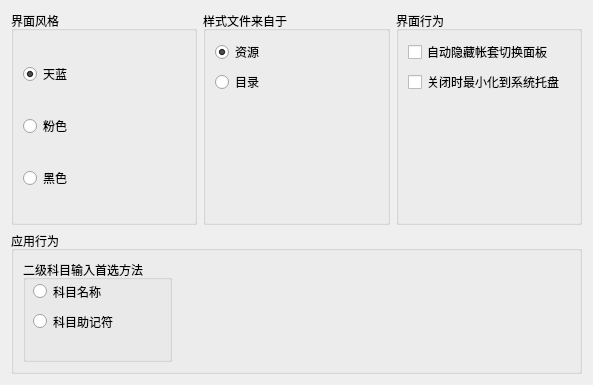
First picture: the form in forms/appcommcfgpanel.ui, repository wangkungit5905/PzAssistant, before the edit.
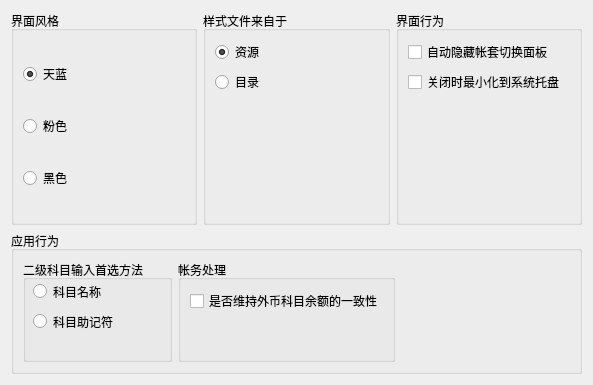
Second picture: the form after the edit.

Commit message:
提供科目外币余额的原币和本币值的一致性维护功能，修复导出Excel时，未将数值类型值作为数值型对待的问题
1、修复导出表格数据到Excel时，没有将金额值作为双精度值导出而是作为文本导出，
   导致在Excel内无法对值进行运算。
2、修复应收应付发票统计窗口保存按钮在凭证集已结账且发票实际已发生改变的情况下仍不可用问题
3、提供科目外币的原币形式余额与本币形式余额的一致性维护，且此处理方式可开关
4、修复统计类在遇到科目的外币原币余额为0而本币形式余额值不为0时简单得将其忽略的问题。
   新的解决方案是提示用户余额未完全清零，并且在结转汇兑损益时清零（必须打开外币余额一致性开关）。

What changed in the file:
```diff
--- a/forms/appcommcfgpanel.ui
+++ b/forms/appcommcfgpanel.ui
@@ -131,7 +131,7 @@
      <property name="title">
       <string>应用行为</string>
      </property>
-     <layout class="QHBoxLayout" name="horizontalLayout_2">
+     <layout class="QHBoxLayout" name="horizontalLayout_2" stretch="1,2,0">
       <item>
        <widget class="QGroupBox" name="groupBox_5">
         <property name="title">
@@ -165,6 +165,35 @@
         </widget>
        </widget>
       </item>
+      <item>
+       <widget class="QGroupBox" name="groupBox_6">
+        <property name="title">
+         <string>帐务处理</string>
+        </property>
+        <layout class="QVBoxLayout" name="verticalLayout_5">
+         <item>
+          <widget class="QCheckBox" name="chkRemain">
+           <property name="text">
+            <string>是否维持外币科目余额的一致性</string>
+           </property>
+          </widget>
+         </item>
+         <item>
+          <spacer name="verticalSpacer">
+           <property name="orientation">
+            <enum>Qt::Vertical</enum>
+           </property>
+           <property name="sizeHint" stdset="0">
+            <size>
+             <width>20</width>
+             <height>40</height>
+            </size>
+           </property>
+          </spacer>
+         </item>
+        </layout>
+       </widget>
+      </item>
       <item>
        <spacer name="horizontalSpacer">
         <property name="orientation">
```
The commit also changes 20 other files.
